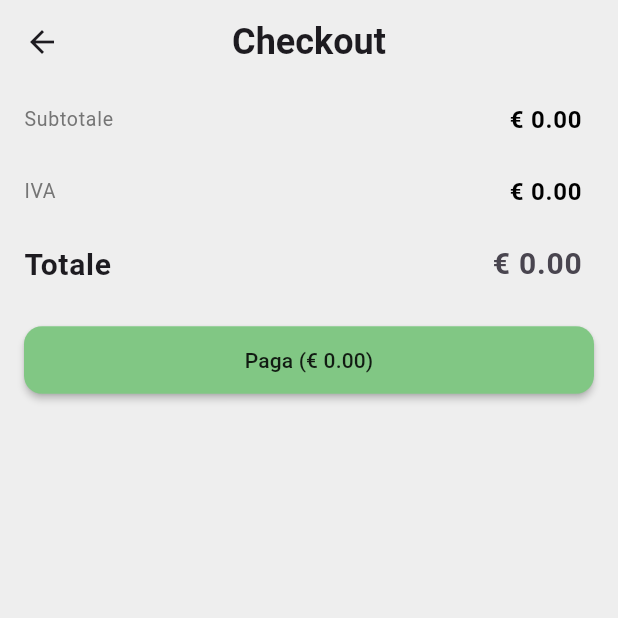
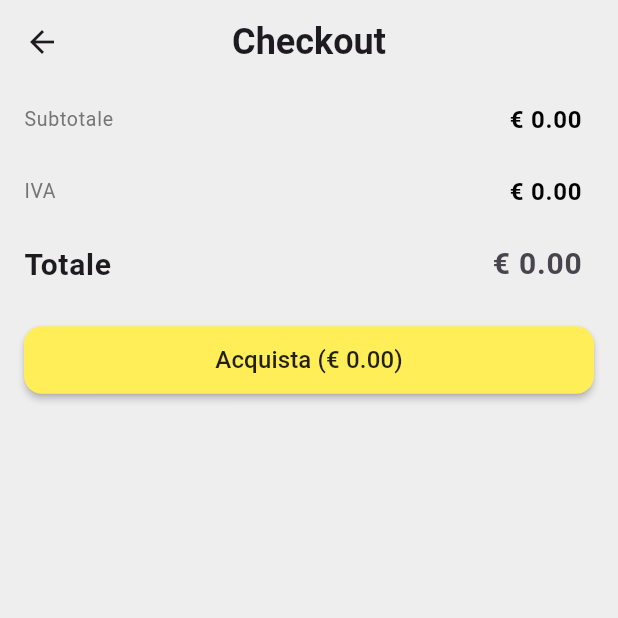
Before and after one commit to burillu/flutter-marios-pizza, a Flutter app: the CartPage screen opened by its route, on a phone screen of 412 x 824 dp, the top half of it. Run offline on Flutter 3.47's test engine with Material 3 defaults, Android fonts, the phone set to English and light mode, and no system bars; our stand-ins replace flutter_bloc; network calls fail.

Commit message:
navigator pop if cart is empty, change button style for grid

```diff
--- a/lib/pages/cart_page.dart
+++ b/lib/pages/cart_page.dart
@@ -8,7 +8,12 @@ import 'package:marios_pizza/theme/colors.dart';
 class CartPage extends StatelessWidget {
   @override
   Widget build(BuildContext context) {
-    return Scaffold(
+    return BlocListener<CartBloc, CartBlocState>(
+      listener: (context, state) => {
+        if ((state as CartBlocStateLoaded).cart.isEmpty)
+          {Navigator.pop(context)}
+      },
+      child: Scaffold(
         backgroundColor: ThemeColors.bgScaffold,
         appBar: appBar(),
         body: CustomScrollView(
@@ -16,6 +21,7 @@ class CartPage extends StatelessWidget {
             sectionProducts(),
             sectionCosts(),
           ],
+        ),
       ),
     );
   }
@@ -33,10 +39,10 @@ class CartPage extends StatelessWidget {
 
   Widget sectionProducts() {
     return BlocBuilder<CartBloc, CartBlocState>(builder: (context, state) {
-      if (state is CartBlocStateLoading) {
-        return Center(child: CircularProgressIndicator());
-      }
       final productsInCart = (state as CartBlocStateLoaded).cart;
+      // if (productsInCart.isEmpty) {
+      //   Navigator.pop(context);
+      // }
       return SliverList.builder(
         itemCount: productsInCart.length,
         itemBuilder: (context, index) => Container(
@@ -102,10 +108,13 @@ class CartPage extends StatelessWidget {
               padding: const EdgeInsets.all(16.0),
               child: MaterialButton(
                 onPressed: () {},
-                child: Text("Paga (€ ${total.toStringAsFixed(2)})"),
+                child: Text(
+                  "Acquista (€ ${total.toStringAsFixed(2)})",
+                  style: TextStyle(fontSize: 16),
+                ),
                 height: 45,
                 minWidth: (double.infinity),
-                color: Colors.green[300],
+                color: ThemeColors.bgAppBar,
                 shape: RoundedRectangleBorder(
                     borderRadius: BorderRadius.circular(12)),
               ),
--- a/lib/pages/home_page.dart
+++ b/lib/pages/home_page.dart
@@ -103,6 +103,10 @@ class _HomePageState extends State<HomePage> {
                     height: 5,
                   ),
                   MaterialButton(
+                    elevation: 0,
+                    color: productsList[index].inShoppingCart
+                        ? Colors.red[300]
+                        : Colors.white,
                     onPressed: () {
                       BlocProvider.of<CartBloc>(context).add(
                           CartBlocEventProductToggle(
```
Lines whose indentation alone changed are shown as unchanged.
